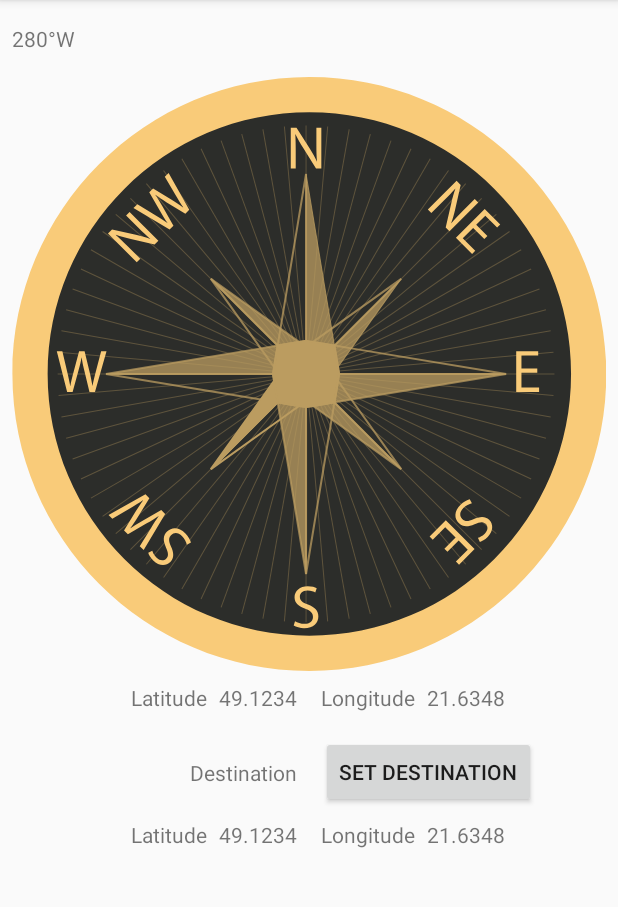
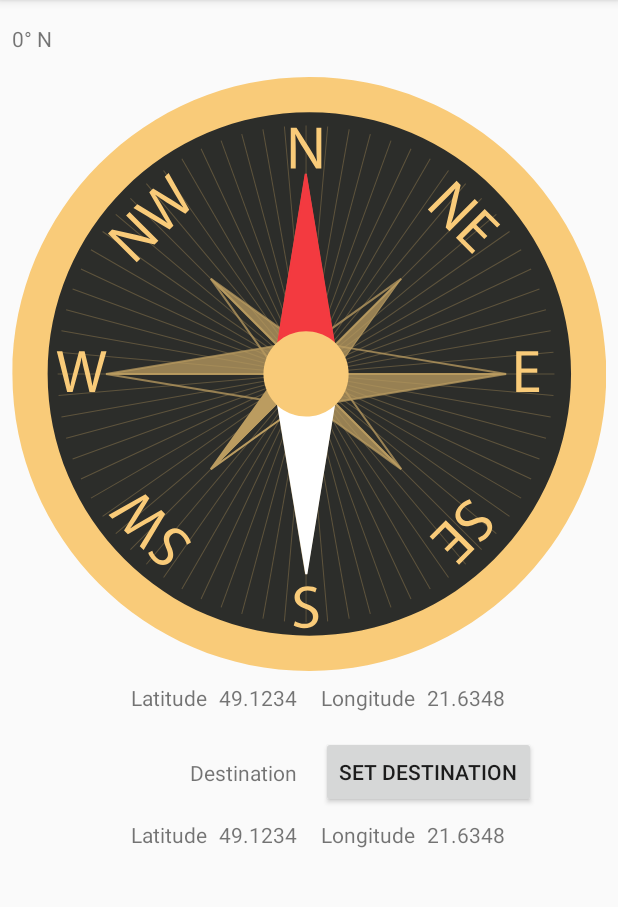
Before and after one commit to dawidraszka/CompassProject, an Android app: the screen it shows after launch (CompassActivity), after a tap on "SET DESTINATION", on a phone screen of 412 x 824 dp, the part 84-991 px from its top. Run offline under Robolectric (Android 15) with nearby library versions, the phone set to English and light mode, and no system bars.

Commit message:
Add working compass

```diff
--- a/app/src/main/java/pl/dawidraszka/compassproject/CompassActivity.kt
+++ b/app/src/main/java/pl/dawidraszka/compassproject/CompassActivity.kt
@@ -1,22 +1,45 @@
 package pl.dawidraszka.compassproject
 
 import android.Manifest
+import android.content.Context
 import android.content.pm.PackageManager
+import android.hardware.Sensor
+import android.hardware.SensorEvent
+import android.hardware.SensorEventListener
+import android.hardware.SensorManager
 import android.os.Bundle
+import android.view.animation.Animation
+import android.view.animation.LinearInterpolator
+import android.view.animation.RotateAnimation
 import android.widget.Toast
 import androidx.appcompat.app.AppCompatActivity
 import androidx.core.app.ActivityCompat
 import com.google.android.material.snackbar.Snackbar
 import kotlinx.android.synthetic.main.activity_compass.*
 
+
 const val PERMISSION_REQUEST_LOCATION = 0
 
-class CompassActivity : AppCompatActivity(), ActivityCompat.OnRequestPermissionsResultCallback {
+class CompassActivity : AppCompatActivity(), ActivityCompat.OnRequestPermissionsResultCallback,
+    SensorEventListener {
+
+    private lateinit var sensorManager: SensorManager
+    private val accelerometerReading = FloatArray(3)
+    private val magnetometerReading = FloatArray(3)
+
+    private val rotationMatrix = FloatArray(9)
+    private val orientationAngles = FloatArray(3)
+
+    private var needleDegree = 0f
+
     override fun onCreate(savedInstanceState: Bundle?) {
         super.onCreate(savedInstanceState)
         setContentView(R.layout.activity_compass)
 
+        sensorManager = getSystemService(Context.SENSOR_SERVICE) as SensorManager
+
         set_destination_button.setOnClickListener {
+            updateOrientationAngles()
             if (checkSelfPermissionCompat(Manifest.permission.ACCESS_COARSE_LOCATION) ==
                 PackageManager.PERMISSION_GRANTED
             ) {
@@ -63,4 +86,101 @@ class CompassActivity : AppCompatActivity(), ActivityCompat.OnRequestPermissions
             )
         }
     }
+
+
+    override fun onAccuracyChanged(sensor: Sensor, accuracy: Int) {
+        //TODO ADD ACCURACY ICON
+    }
+
+    override fun onResume() {
+        super.onResume()
+        sensorManager.getDefaultSensor(Sensor.TYPE_ACCELEROMETER)?.also { accelerometer ->
+            sensorManager.registerListener(
+                this,
+                accelerometer,
+                SensorManager.SENSOR_DELAY_NORMAL,
+                SensorManager.SENSOR_DELAY_UI
+            )
+        }
+        sensorManager.getDefaultSensor(Sensor.TYPE_MAGNETIC_FIELD)?.also { magneticField ->
+            sensorManager.registerListener(
+                this,
+                magneticField,
+                SensorManager.SENSOR_DELAY_NORMAL,
+                SensorManager.SENSOR_DELAY_UI
+            )
+        }
+    }
+
+    override fun onPause() {
+        super.onPause()
+
+        sensorManager.unregisterListener(this)
+    }
+
+
+    override fun onSensorChanged(event: SensorEvent) {
+        if (event.sensor.type == Sensor.TYPE_ACCELEROMETER) {
+            System.arraycopy(event.values, 0, accelerometerReading, 0, accelerometerReading.size)
+        } else if (event.sensor.type == Sensor.TYPE_MAGNETIC_FIELD) {
+            System.arraycopy(event.values, 0, magnetometerReading, 0, magnetometerReading.size)
+        }
+        updateOrientationAngles()
+    }
+
+    fun updateOrientationAngles() {
+        SensorManager.getRotationMatrix(
+            rotationMatrix,
+            null,
+            accelerometerReading,
+            magnetometerReading
+        )
+
+
+        SensorManager.getOrientation(rotationMatrix, orientationAngles)
+
+
+        val azimuth = orientationAngles[0]
+        val degree = when {
+            azimuth == 0f -> 0
+            azimuth > 0f -> (azimuth * (180 / Math.PI)).toInt()
+            else -> 360 + (azimuth * (180 / Math.PI)).toInt()
+        }
+
+        val directionLetter = when (degree) {
+            in 23..67 -> "NE"
+            in 68..112 -> "E"
+            in 113..157 -> "SE"
+            in 158..202 -> "S"
+            in 203..247 -> "SW"
+            in 248..292 -> "W"
+            in 293..337 -> "NW"
+            else -> "N"
+        }
+
+        direction_tv.text = "$degree° $directionLetter"
+
+
+        if(needleDegree > degree + 180){
+            needleDegree -= 360
+        }
+        if(degree > needleDegree + 180){
+            needleDegree += 360
+        }
+
+        val ra = RotateAnimation(
+            needleDegree,
+            degree.toFloat(),
+            Animation.RELATIVE_TO_SELF, 0.5f,
+            Animation.RELATIVE_TO_SELF,
+            0.5f
+        )
+
+        ra.duration = 200
+        ra.fillAfter = true
+
+        compass_needle_iv.startAnimation(ra)
+
+        needleDegree = degree.toFloat()
+    }
 }
--- /dev/null
+++ b/app/src/main/res/drawable/ic_compass_needle.xml
@@ -0,0 +1,19 @@
+<vector xmlns:android="http://schemas.android.com/apk/res/android"
+    android:width="590dp"
+    android:height="590dp"
+    android:viewportWidth="590"
+    android:viewportHeight="590">
+  <path
+      android:pathData="M260.99,305.63c4.44,12.92 16.7,22.19 31.12,22.17c14.42,-0.02 26.66,-9.33 31.05,-22.26l-30.79,188.14L260.99,305.63z"
+      android:strokeWidth="2"
+      android:fillColor="#FFFFFF"
+      android:strokeColor="#FFFFFF"/>
+  <path
+      android:pathData="M323.14,284.28c-4.45,-12.91 -16.7,-22.18 -31.12,-22.16c-14.42,0.02 -26.65,9.33 -31.06,22.26l30.8,-188.13L323.14,284.28z"
+      android:strokeWidth="2"
+      android:fillColor="#F33A40"
+      android:strokeColor="#F33A40"/>
+  <path
+      android:pathData="M249.76,295.02c-0.01,-4.79 0.79,-9.39 2.24,-13.69l0,-0.01c5.67,-16.65 21.43,-28.64 40.01,-28.67c18.58,-0.03 34.37,11.92 40.09,28.55l0,0.01c1.47,4.3 2.27,8.9 2.28,13.69c0.01,4.79 -0.79,9.39 -2.24,13.69c-5.66,16.66 -21.43,28.65 -40.01,28.68c-18.58,0.03 -34.38,-11.92 -40.09,-28.56C250.57,304.41 249.76,299.81 249.76,295.02z"
+      android:fillColor="#F9CB79"/>
+</vector>
--- a/app/src/main/res/layout/activity_compass.xml
+++ b/app/src/main/res/layout/activity_compass.xml
@@ -19,7 +19,7 @@
         app:layout_constraintTop_toTopOf="parent" />
 
     <ImageView
-        android:id="@+id/imageView"
+        android:id="@+id/compass_iv"
         android:layout_width="0dp"
         android:layout_height="wrap_content"
         android:layout_marginStart="8dp"
@@ -30,6 +30,17 @@
         app:layout_constraintStart_toStartOf="parent"
         app:layout_constraintTop_toBottomOf="@+id/direction_tv"
         app:srcCompat="@drawable/ic_compass" />
+
+    <ImageView
+        android:id="@+id/compass_needle_iv"
+        android:layout_width="0dp"
+        android:layout_height="wrap_content"
+        android:adjustViewBounds="true"
+        app:layout_constraintBottom_toBottomOf="@+id/compass_iv"
+        app:layout_constraintEnd_toEndOf="@+id/compass_iv"
+        app:layout_constraintStart_toStartOf="@+id/compass_iv"
+        app:layout_constraintTop_toTopOf="@+id/compass_iv"
+        app:srcCompat="@drawable/ic_compass_needle" />
 
     <androidx.constraintlayout.widget.Guideline
         android:id="@+id/guideline"
@@ -49,7 +60,7 @@
         android:text="@string/latitude"
         app:layout_constraintEnd_toStartOf="@+id/current_latitude_tv"
         app:layout_constraintStart_toStartOf="parent"
-        app:layout_constraintTop_toBottomOf="@+id/imageView" />
+        app:layout_constraintTop_toBottomOf="@+id/compass_iv" />
 
     <TextView
         android:id="@+id/current_latitude_tv"
```
